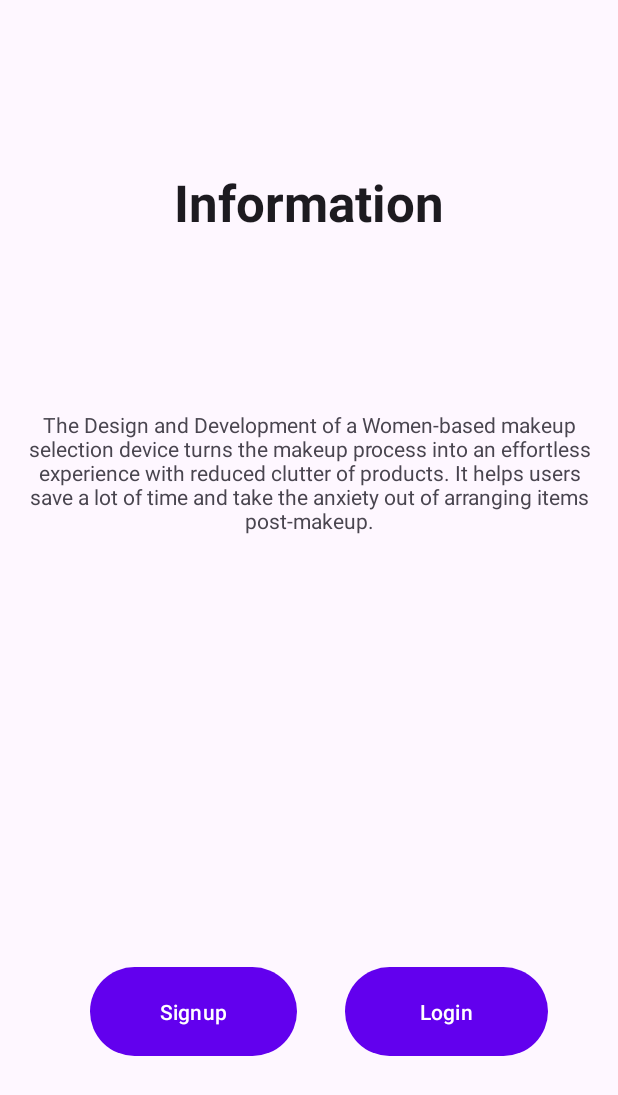
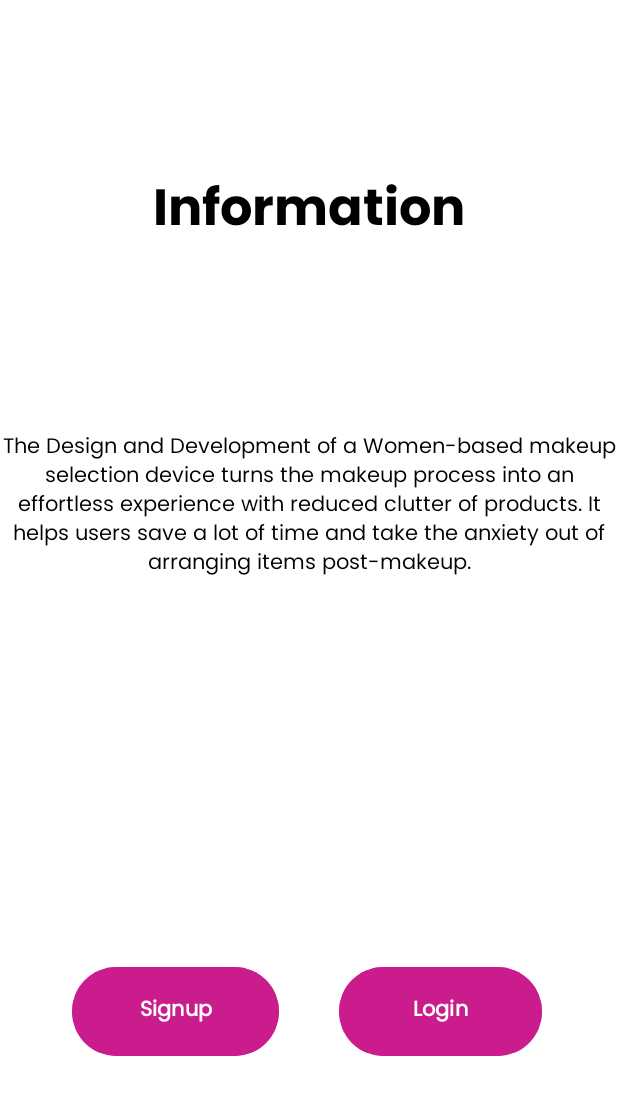
Before and after one commit to Saadkc/makeup-kit, an Android app: the screen it shows after launch (informationScreen), on a phone screen of 412 x 824 dp. Shown: the top 1095 px of the screen. Run offline under Robolectric (Android 15) with nearby library versions, the phone set to English and light mode, and no system bars.

Commit message:
Design updated

```diff
--- a/app/src/main/java/com/automaticmakeupkit/automaticmakeupkit/Dashboard.java
+++ b/app/src/main/java/com/automaticmakeupkit/automaticmakeupkit/Dashboard.java
@@ -5,6 +5,7 @@ import androidx.appcompat.app.AppCompatActivity;
 import android.content.Intent;
 import android.os.Bundle;
 import android.view.View;
+import android.view.WindowManager;
 
 public class Dashboard extends AppCompatActivity {
 
@@ -12,6 +13,8 @@ public class Dashboard extends AppCompatActivity {
     protected void onCreate(Bundle savedInstanceState) {
         super.onCreate(savedInstanceState);
         setContentView(R.layout.activity_dashboard);
+
+        getWindow().setFlags(WindowManager.LayoutParams.FLAG_FULLSCREEN,WindowManager.LayoutParams.FLAG_FULLSCREEN);
     }
 
     public void NavigateScreen (View view){
--- a/app/src/main/java/com/automaticmakeupkit/automaticmakeupkit/informationScreen.java
+++ b/app/src/main/java/com/automaticmakeupkit/automaticmakeupkit/informationScreen.java
@@ -5,6 +5,7 @@ import androidx.appcompat.app.AppCompatActivity;
 import android.content.Intent;
 import android.os.Bundle;
 import android.view.View;
+import android.view.WindowManager;
 import android.widget.Button;
 
 public class informationScreen extends AppCompatActivity {
@@ -21,7 +22,7 @@ public class informationScreen extends AppCompatActivity {
         SignIn = findViewById(R.id.button);
         login = findViewById(R.id.button2);
 
-        System.out.println(SignIn);
+        getWindow().setFlags(WindowManager.LayoutParams.FLAG_FULLSCREEN,WindowManager.LayoutParams.FLAG_FULLSCREEN);
 
 //        button.setOnClickListener(new View.OnClickListener() {
 //            @Override
--- a/app/src/main/java/com/automaticmakeupkit/automaticmakeupkit/occasionScreen.java
+++ b/app/src/main/java/com/automaticmakeupkit/automaticmakeupkit/occasionScreen.java
@@ -3,6 +3,7 @@ package com.automaticmakeupkit.automaticmakeupkit;
 import androidx.appcompat.app.AppCompatActivity;
 
 import android.os.Bundle;
+import android.view.WindowManager;
 
 public class occasionScreen extends AppCompatActivity {
 
@@ -10,5 +11,7 @@ public class occasionScreen extends AppCompatActivity {
     protected void onCreate(Bundle savedInstanceState) {
         super.onCreate(savedInstanceState);
         setContentView(R.layout.activity_occasion_screen);
+
+        getWindow().setFlags(WindowManager.LayoutParams.FLAG_FULLSCREEN,WindowManager.LayoutParams.FLAG_FULLSCREEN);
     }
 }
--- a/app/src/main/res/layout/activity_information_screen.xml
+++ b/app/src/main/res/layout/activity_information_screen.xml
@@ -4,6 +4,8 @@
     xmlns:tools="http://schemas.android.com/tools"
     android:layout_width="match_parent"
     android:layout_height="match_parent"
+    android:background="@color/white"
+    android:theme="@android:style/Theme.Holo.NoActionBar.Fullscreen"
     tools:context=".informationScreen">
 
     <TextView
@@ -11,9 +13,10 @@
         android:layout_width="wrap_content"
         android:layout_height="wrap_content"
         android:layout_marginTop="112dp"
-        android:fontFamily="sans-serif"
+        android:fontFamily="@font/poppins_bold"
         android:text="Information"
         android:textAppearance="@style/TextAppearance.AppCompat.Large"
+        android:textColor="#000000"
         android:textSize="34sp"
         android:textStyle="bold"
         app:layout_constraintEnd_toEndOf="parent"
@@ -25,8 +28,10 @@
         android:layout_width="wrap_content"
         android:layout_height="wrap_content"
         android:layout_marginTop="116dp"
+        android:fontFamily="@font/poppins"
         android:text="The Design and Development of a Women-based makeup selection device turns the makeup process into an effortless experience with reduced clutter of products. It helps users save a lot of time and take the anxiety out of arranging items post-makeup."
         android:textAlignment="center"
+        android:textColor="#000000"
         app:layout_constraintStart_toStartOf="parent"
         app:layout_constraintTop_toBottomOf="@+id/textView" />
 
@@ -34,9 +39,13 @@
         android:id="@+id/button"
         android:layout_width="138dp"
         android:layout_height="67dp"
-        android:layout_marginStart="60dp"
+        android:layout_marginStart="48dp"
+        android:backgroundTint="@color/dark_pink"
+        android:fontFamily="@font/poppins"
         android:onClick="SignupScreen"
         android:text="Signup"
+        android:textColor="#FFFFFF"
+        android:textStyle="bold"
         app:layout_constraintBaseline_toBaselineOf="@+id/button2"
         app:layout_constraintStart_toStartOf="parent" />
 
@@ -44,10 +53,14 @@
         android:id="@+id/button2"
         android:layout_width="135dp"
         android:layout_height="67dp"
-        android:layout_marginStart="32dp"
+        android:layout_marginStart="40dp"
         android:layout_marginBottom="116dp"
+        android:backgroundTint="@color/dark_pink"
+        android:fontFamily="@font/poppins"
         android:onClick="LoginScreen"
         android:text="Login"
+        android:textColor="#FFFFFF"
+        android:textStyle="bold"
         app:layout_constraintBottom_toBottomOf="parent"
         app:layout_constraintStart_toEndOf="@+id/button" />
 </androidx.constraintlayout.widget.ConstraintLayout>
--- a/app/src/main/res/layout/activity_main.xml
+++ b/app/src/main/res/layout/activity_main.xml
@@ -4,6 +4,7 @@
     xmlns:tools="http://schemas.android.com/tools"
     android:layout_width="match_parent"
     android:layout_height="match_parent"
+    android:background="#FFFEFE"
     android:textAlignment="center"
     tools:context=".MainActivity">
 
@@ -35,12 +36,14 @@
 
     <TextView
         android:id="@+id/slogan"
-        android:layout_marginTop="20dp"
         android:layout_width="wrap_content"
         android:layout_height="wrap_content"
+        android:layout_marginTop="20dp"
         android:fontFamily="@font/poppins"
         android:text="@string/slogan"
+        android:textColor="#040404"
         android:textSize="17sp"
+        android:textStyle="bold"
         android:transitionName="logo_slogan"
         app:layout_constraintBottom_toBottomOf="parent"
         app:layout_constraintEnd_toEndOf="parent"
```
Also changed, not shown: app/src/main/res/layout/activity_dashboard.xml (+22 -5 lines), app/src/main/res/layout/activity_occasion_screen.xml (+20 -0 lines).
